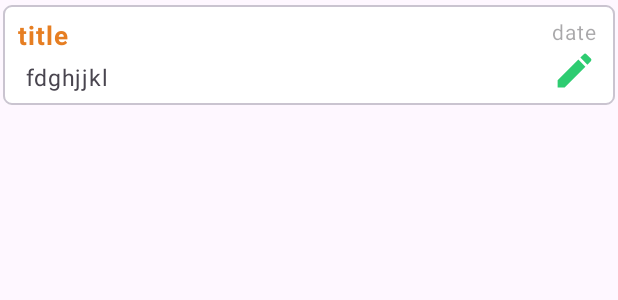
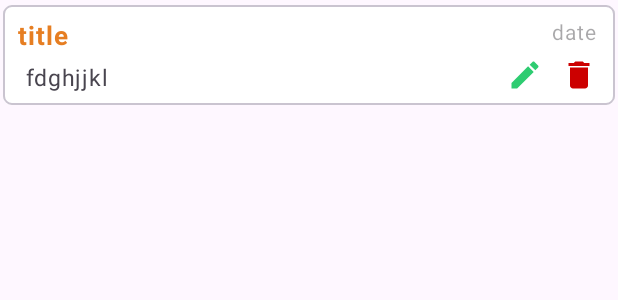
Before and after one commit to ramveerk7802/My-Note, an Android app: the layout item_layout.xml on its own in the app's theme, with its tools: preview values and no code run, on a phone screen of 412 x 824 dp. Shown: the top 300 px of the screen. Run offline under Robolectric (Android 15) with nearby library versions, the phone set to English and light mode, and no system bars.

Commit message:
delete icon button

```diff
--- a/app/src/main/java/com/example/mynote/adaptor/NoteAdaptor.kt
+++ b/app/src/main/java/com/example/mynote/adaptor/NoteAdaptor.kt
@@ -84,8 +84,7 @@ class NoteAdaptor(var context: Context, var noteList: MutableList<NoteEntity>) :
                         context.startActivity(intent)
                     }
 
-
-                    root.setOnLongClickListener {
+                    deleteButton.setOnClickListener {
 
                         val builder = AlertDialog.Builder(context)
                         builder.setTitle("Delete")
@@ -101,7 +100,6 @@ class NoteAdaptor(var context: Context, var noteList: MutableList<NoteEntity>) :
                                 dialog.dismiss()
                             }
                         builder.show()
-                        true
                     }
                 }
 
--- a/app/src/main/res/drawable/delete.xml
+++ b/app/src/main/res/drawable/delete.xml
@@ -1,5 +1,5 @@
-<vector xmlns:android="http://schemas.android.com/apk/res/android" android:height="30dp" android:tint="#000000" android:viewportHeight="24" android:viewportWidth="24" android:width="30dp">
+<vector xmlns:android="http://schemas.android.com/apk/res/android" android:height="24dp"  android:viewportHeight="24" android:viewportWidth="24" android:width="24dp">
 
-    <path android:fillColor="@android:color/white" android:pathData="M6,19c0,1.1 0.9,2 2,2h8c1.1,0 2,-0.9 2,-2V7H6v12zM19,4h-3.5l-1,-1h-5l-1,1H5v2h14V4z"/>
+    <path android:fillColor="@android:color/holo_red_dark" android:pathData="M6,19c0,1.1 0.9,2 2,2h8c1.1,0 2,-0.9 2,-2V7H6v12zM19,4h-3.5l-1,-1h-5l-1,1H5v2h14V4z"/>
 
 </vector>
--- a/app/src/main/res/drawable/mode_edit.xml
+++ b/app/src/main/res/drawable/mode_edit.xml
@@ -1,4 +1,4 @@
-<vector xmlns:android="http://schemas.android.com/apk/res/android" android:height="40dp" android:tint="@color/green" android:viewportHeight="24" android:viewportWidth="24" android:width="40dp">
+<vector xmlns:android="http://schemas.android.com/apk/res/android" android:height="24dp" android:tint="@color/green" android:viewportHeight="24" android:viewportWidth="24" android:width="24dp">
 
     <path android:fillColor="@android:color/white" android:pathData="M3,17.25V21h3.75L17.81,9.94l-3.75,-3.75L3,17.25zM20.71,7.04c0.39,-0.39 0.39,-1.02 0,-1.41l-2.34,-2.34c-0.39,-0.39 -1.02,-0.39 -1.41,0l-1.83,1.83 3.75,3.75 1.83,-1.83z"/>
 
--- a/app/src/main/res/layout/item_layout.xml
+++ b/app/src/main/res/layout/item_layout.xml
@@ -40,13 +40,25 @@
 
         <androidx.appcompat.widget.AppCompatImageButton
             android:id="@+id/editButton"
-            android:layout_width="30dp"
-            android:layout_height="30dp"
+            android:layout_width="wrap_content"
+            android:layout_height="wrap_content"
+            android:layout_marginEnd="12dp"
+            android:background="@android:color/transparent"
+            android:scaleType="centerCrop"
+            android:src="@drawable/mode_edit"
+            app:layout_constraintBottom_toBottomOf="@id/deleteButton"
+            app:layout_constraintEnd_toStartOf="@id/deleteButton"
+            app:layout_constraintTop_toTopOf="@id/deleteButton"/>
+
+        <androidx.appcompat.widget.AppCompatImageButton
+            android:id="@+id/deleteButton"
+            android:layout_width="wrap_content"
+            android:layout_height="wrap_content"
             android:layout_marginEnd="12dp"
             android:layout_marginBottom="8dp"
             android:background="@android:color/transparent"
             android:scaleType="centerCrop"
-            android:src="@drawable/mode_edit"
+            android:src="@drawable/delete"
             app:layout_constraintBottom_toBottomOf="@id/constraint"
             app:layout_constraintEnd_toEndOf="@id/constraint" />
 
--- a/app/src/main/res/values/colors.xml
+++ b/app/src/main/res/values/colors.xml
@@ -6,4 +6,5 @@
     <color name="primaryDarkColor">#3498db</color>
     <color name="green">#2ecc71</color>
     <color name="yellow">#f0ea00</color>
+    <color name="red">#e74c3c</color>
 </resources>
```
Also changed, not shown: app/src/main/java/com/example/mynote/MainActivity.kt (+23 -24 lines).
